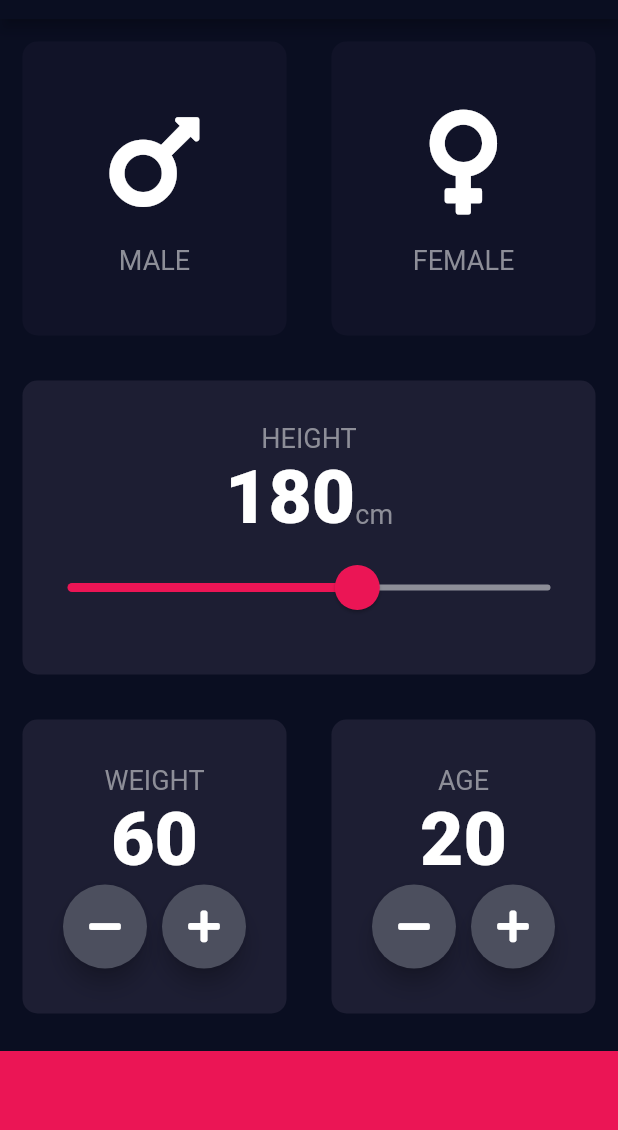
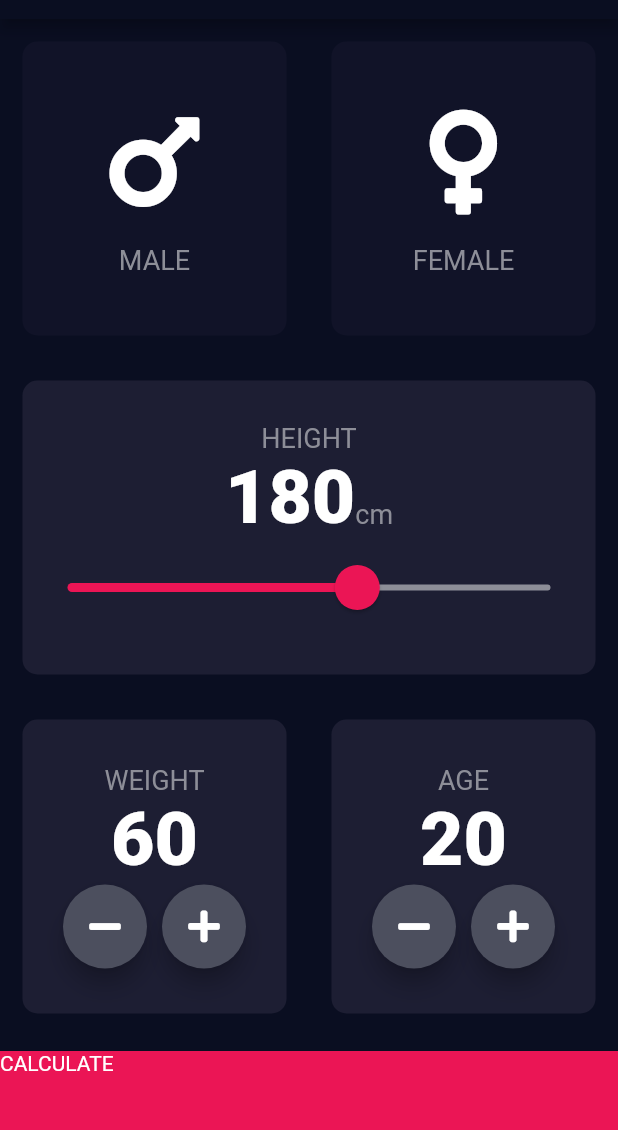
Before and after one commit to albader94/bmi_calculator, a Flutter app: the screen it shows after launch, on a phone screen of 412 x 824 dp, the part 65-1195 px from its top. Run offline on Flutter 3.47's test engine with Material 2 defaults, Android fonts, the phone set to English and light mode, and no system bars; our stand-ins replace font_awesome_flutter.

```diff
--- a/lib/constants.dart
+++ b/lib/constants.dart
@@ -20,3 +20,8 @@ const TextStyle kNumberTextStyle = TextStyle(
   fontSize: 50.0,
   fontWeight: FontWeight.w900,
 );
+
+const TextStyle kTitleTextStyle = TextStyle(
+  fontSize: 50.0,
+  fontWeight: FontWeight.bold,
+);
--- a/lib/input_theme.dart
+++ b/lib/input_theme.dart
@@ -3,6 +3,7 @@ import 'package:font_awesome_flutter/font_awesome_flutter.dart';
 import 'icon_content.dart';
 import 'reusable_card.dart';
 import 'constants.dart';
+import 'results_page.dart';
 
 enum Gender {
   male,
@@ -189,11 +190,17 @@ class _InputPageState extends State<InputPage> {
               ],
             ),
           ),
-          Container(
-            color: kBottomContainerColor,
-            margin: EdgeInsets.only(top: 10.0),
-            height: kBottomContainerHeight,
-            width: double.infinity,
+          GestureDetector(
+            onTap: (){
+              Navigator.push(context, MaterialPageRoute(builder: (context) => ResultsPage(),),);
+            },
+            child: Container(
+              color: kBottomContainerColor,
+              margin: EdgeInsets.only(top: 10.0),
+              height: kBottomContainerHeight,
+              width: double.infinity,
+              child: Text('CALCULATE'),
+            ),
           )
         ],
       ),
```
Also changed, not shown: lib/results_page.dart (added, +41 -0 lines).
